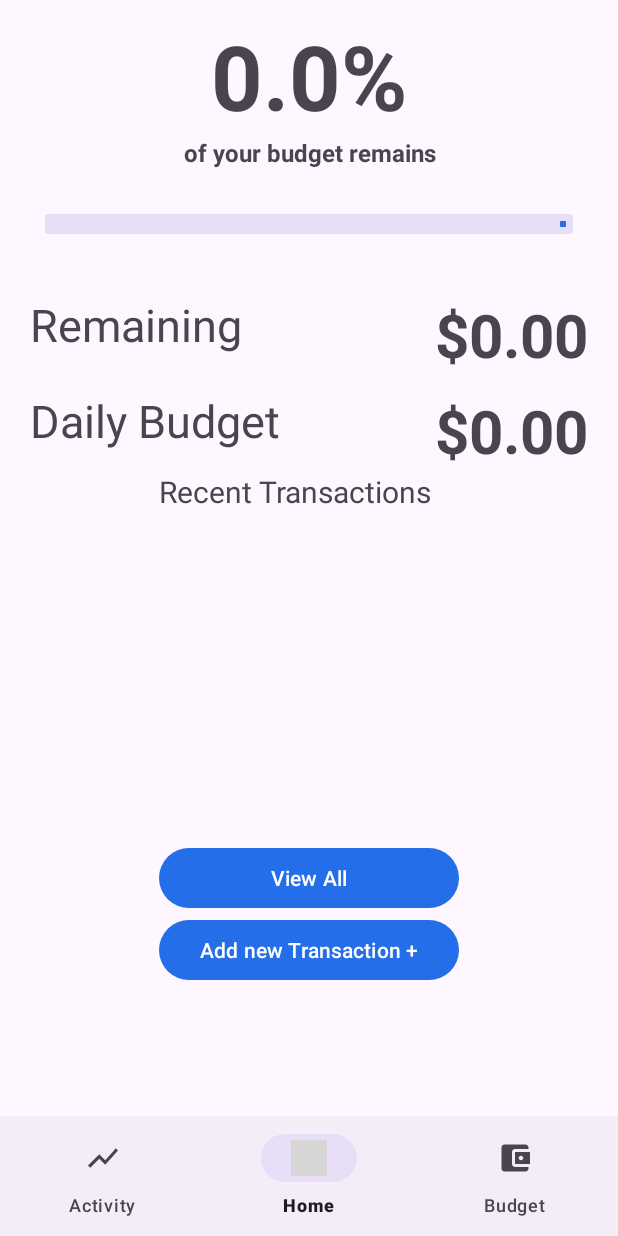
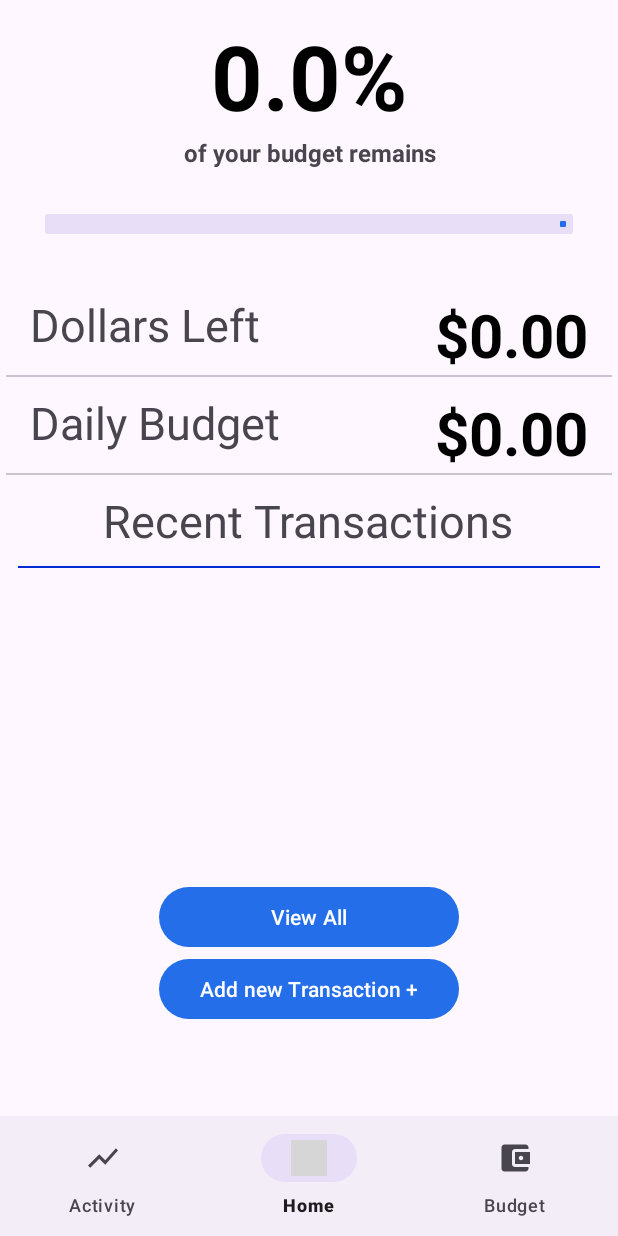
Before and after one commit to MasterTemple/CSCI-335-UI-Application, an Android app: the screen it shows after launch (MainActivity), on a phone screen of 412 x 824 dp. Run offline under Robolectric (Android 15) with nearby library versions, the phone set to English and light mode, and no system bars; libraries missing offline, so code that uses them is left out: com.github.mikephil.charting; grey boxes are pictures that could not be loaded.

Commit message:
More UI changes.

```diff
--- a/app/src/main/java/com/example/uigroupproject/StatsFragment.java
+++ b/app/src/main/java/com/example/uigroupproject/StatsFragment.java
@@ -113,7 +113,7 @@ public class StatsFragment extends Fragment {
             lineEntries.add(new Entry(i, (float)(budget - amountSpent)));
             if(today.getDate() == i) break;
         }
-        LineDataSet lineDataSet = new LineDataSet(lineEntries, "Actual Amount Remaining");
+        LineDataSet lineDataSet = new LineDataSet(lineEntries, "Actual Dollars Remaining");
         lineDataSet.setColor(Color.rgb(0, 255, 0));
         lineDataSet.setDrawValues(false);
         lineDataSet.setDrawCircles(false);
--- a/app/src/main/res/layout/fragment_category_element.xml
+++ b/app/src/main/res/layout/fragment_category_element.xml
@@ -1,12 +1,11 @@
 <?xml version="1.0" encoding="utf-8"?>
-<RelativeLayout
-    xmlns:android="http://schemas.android.com/apk/res/android"
+<RelativeLayout xmlns:android="http://schemas.android.com/apk/res/android"
     android:layout_width="match_parent"
     android:layout_height="wrap_content"
+    xmlns:app="http://schemas.android.com/apk/res-auto"
     android:maxHeight="48dp"
     android:layout_marginTop="10dp"
-    android:id="@+id/transactionCard"
-    >
+    android:id="@+id/transactionCard">
 
     <TextView
         android:id="@+id/categoryName"
@@ -52,6 +51,7 @@
         android:layout_marginRight="4dp"
         android:layout_marginTop="10dp"
         android:layout_marginLeft="4dp"
+        app:dividerColor="@color/secondary"
         />
 
 </RelativeLayout>
--- a/app/src/main/res/layout/fragment_home.xml
+++ b/app/src/main/res/layout/fragment_home.xml
@@ -2,13 +2,14 @@
 <RelativeLayout xmlns:android="http://schemas.android.com/apk/res/android"
     android:layout_width="match_parent"
     android:layout_height="match_parent"
-    >
+    xmlns:app="http://schemas.android.com/apk/res-auto">
 
     <TextView
         android:id="@+id/home_percent_remaining"
         android:layout_width="match_parent"
         android:layout_height="wrap_content"
         android:text="90%"
+        android:textColor="@color/black"
         android:textSize="60sp"
         android:textAlignment="center"
         android:layout_marginTop="10dp"
@@ -63,10 +64,18 @@
             android:text="$180"
             android:id="@+id/home_remaining_value"
             android:textSize="40sp"
+            android:textColor="@color/black"
             android:textAlignment="textEnd"
             android:layout_marginTop="10dp"
             android:textStyle="bold"
             android:layout_marginEnd="20dp"
+            />
+        <com.google.android.material.divider.MaterialDivider
+            android:layout_below="@+id/home_remaining_value"
+            android:layout_width="match_parent"
+            android:layout_height="wrap_content"
+            android:layout_marginRight="4dp"
+            android:layout_marginLeft="4dp"
             />
     </RelativeLayout>
 
@@ -91,21 +100,40 @@
             android:text="$14"
             android:id="@+id/home_daily_budget_value"
             android:textSize="40sp"
+            android:textColor="@color/black"
             android:textAlignment="textEnd"
             android:layout_marginTop="10dp"
             android:textStyle="bold"
             android:layout_marginEnd="20dp"
+            />
+        <com.google.android.material.divider.MaterialDivider
+            android:layout_below="@+id/home_daily_budget_value"
+            android:layout_width="match_parent"
+            android:layout_height="wrap_content"
+            android:layout_marginRight="4dp"
+            android:layout_marginLeft="4dp"
             />
     </RelativeLayout>
 
     <TextView
         android:id="@+id/recent_transactions_button"
         android:layout_below="@+id/stat_daily_budget"
-        android:layout_width="200dp"
+        android:layout_width="wrap_content"
         android:layout_centerHorizontal="true"
-        android:textSize="20sp"
+        android:layout_marginTop="10dp"
+        android:textSize="30sp"
         android:layout_height="wrap_content"
         android:text="@string/home_recent_transactions"
+        />
+
+    <com.google.android.material.divider.MaterialDivider
+        android:layout_below="@+id/recent_transactions_button"
+        android:layout_width="match_parent"
+        android:layout_height="wrap_content"
+        android:layout_marginRight="12dp"
+        android:layout_marginLeft="12dp"
+        android:layout_marginTop="10dp"
+        app:dividerColor="@color/secondary"
         />
 
     <androidx.recyclerview.widget.RecyclerView
--- a/app/src/main/res/layout/fragment_transaction_element.xml
+++ b/app/src/main/res/layout/fragment_transaction_element.xml
@@ -74,6 +74,7 @@
         android:layout_marginRight="4dp"
         android:layout_marginTop="10dp"
         android:layout_marginLeft="4dp"
+        app:dividerColor="@color/secondary"
         />
 
 </RelativeLayout>
--- a/app/src/main/res/values/strings.xml
+++ b/app/src/main/res/values/strings.xml
@@ -29,7 +29,7 @@
     <string name="stats_spending_by_category">Spending By Category</string>
 
     <string name="home_percent_description">of your budget remains</string>
-    <string name="home_budget_money_remaining">Remaining</string>
+    <string name="home_budget_money_remaining">Dollars Left</string>
     <string name="home_daily_budget">Daily Budget</string>
     <string name="home_recent_transactions">Recent Transactions</string>
     <string name="home_view_all_transactions">View All</string>
```
